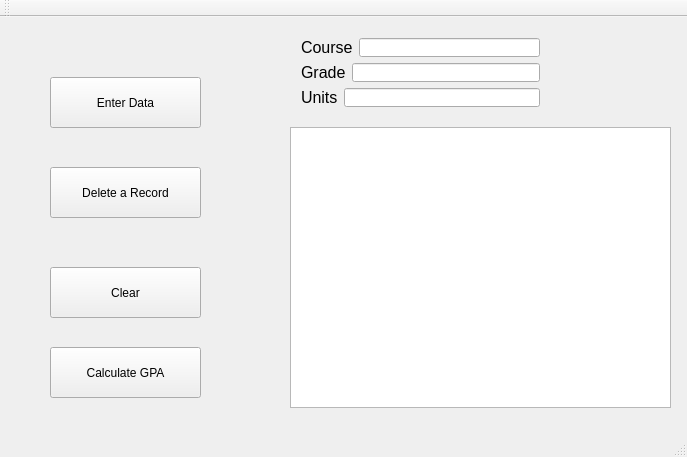
The window that mainwindow.ui (BrianLan55/gpaCalculator) describes before a commit, drawn with Qt 5.
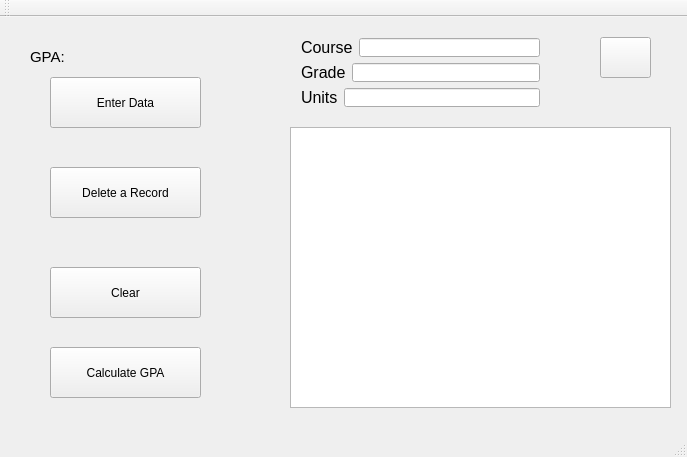
The same window after the commit. Icons and pictures are not drawn.

The edit to the form file:
```diff
--- a/mainwindow.ui
+++ b/mainwindow.ui
@@ -130,6 +130,58 @@
      </item>
     </layout>
    </widget>
+   <widget class="QPushButton" name="pushButton_refresh">
+    <property name="geometry">
+     <rect>
+      <x>600</x>
+      <y>20</y>
+      <width>51</width>
+      <height>41</height>
+     </rect>
+    </property>
+    <property name="text">
+     <string/>
+    </property>
+    <property name="icon">
+     <iconset resource="myresources.qrc">
+      <normaloff>:/myIcons/freeIcons/refresh.png</normaloff>:/myIcons/freeIcons/refresh.png</iconset>
+    </property>
+    <property name="iconSize">
+     <size>
+      <width>50</width>
+      <height>50</height>
+     </size>
+    </property>
+    <property name="checkable">
+     <bool>false</bool>
+    </property>
+   </widget>
+   <widget class="QLabel" name="label_gpa">
+    <property name="geometry">
+     <rect>
+      <x>100</x>
+      <y>30</y>
+      <width>111</width>
+      <height>21</height>
+     </rect>
+    </property>
+    <property name="text">
+     <string/>
+    </property>
+   </widget>
+   <widget class="QLabel" name="label">
+    <property name="geometry">
+     <rect>
+      <x>30</x>
+      <y>30</y>
+      <width>47</width>
+      <height>21</height>
+     </rect>
+    </property>
+    <property name="text">
+     <string>&lt;html&gt;&lt;head/&gt;&lt;body&gt;&lt;p&gt;&lt;span style=&quot; font-size:11pt;&quot;&gt;GPA:&lt;/span&gt;&lt;/p&gt;&lt;/body&gt;&lt;/html&gt;</string>
+    </property>
+   </widget>
   </widget>
   <widget class="QMenuBar" name="menuBar">
    <property name="geometry">
```
Left out of the diff: 4 changed lines with no effect on the pictures.
